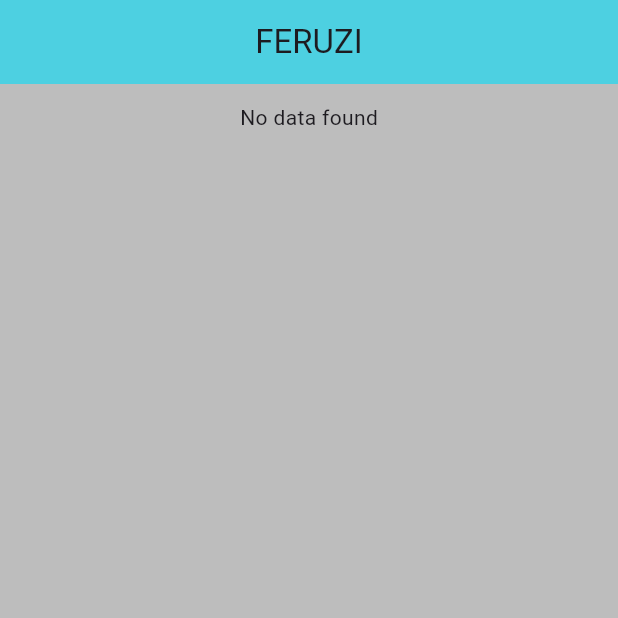
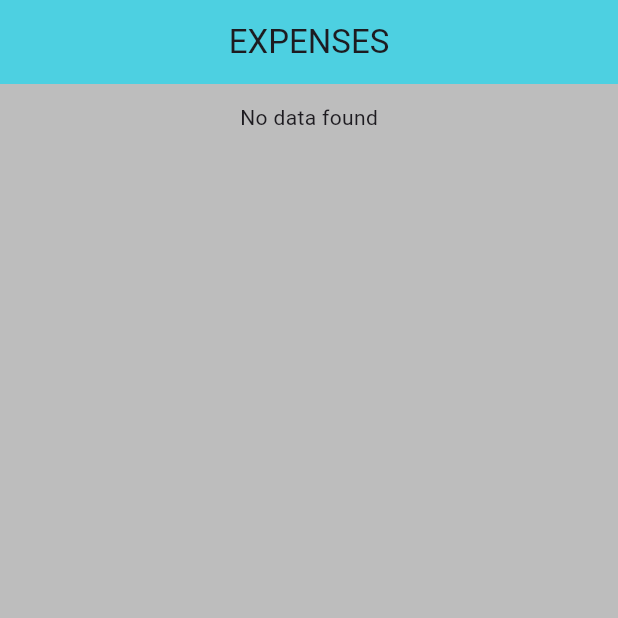
Before and after one commit to sikatenda/crud_with_a_list, a Flutter app: the screen it shows after launch, on a phone screen of 412 x 824 dp, the top half of it. Run offline on Flutter 3.47's test engine with Material 3 defaults, Android fonts, the phone set to English and light mode, and no system bars.

Commit message:
comments
writing comments as I'm moving to another project

```diff
--- a/app1/lib/main.dart
+++ b/app1/lib/main.dart
@@ -12,8 +12,11 @@ class MyWidget extends StatefulWidget {
 }
 
 class _MyWidgetState extends State<MyWidget> {
+  //text edit controller for expense name
   TextEditingController nameController = TextEditingController();
+  //text edit controller for expense amount
   TextEditingController amoutController = TextEditingController();
+  //list of expenses
   List<Expenses> expenses = List.empty(growable: true);
 
   int Index = -1;
@@ -24,11 +27,13 @@ class _MyWidgetState extends State<MyWidget> {
         context: context,
         builder: (context) {
           return AlertDialog(
+              //dialog box to create a new record
               title: const Text('New Record'),
               content: Column(
                 children: [
                   Padding(
                     padding: const EdgeInsets.all(8.0),
+                    //input environment for the user to input the expense name
                     child: TextField(
                       controller: nameController,
                       decoration: const InputDecoration(
@@ -40,8 +45,10 @@ class _MyWidgetState extends State<MyWidget> {
                   ),
                   Padding(
                     padding: const EdgeInsets.all(8.0),
+                    //input environment for the user to input the expense amount
                     child: TextField(
                       controller: amoutController,
+                      //get the input numbers only from the keyboard
                       keyboardType: TextInputType.number,
                       maxLength: 15,
                       decoration: const InputDecoration(
@@ -57,6 +64,7 @@ class _MyWidgetState extends State<MyWidget> {
                 Row(
                   mainAxisAlignment: MainAxisAlignment.center,
                   children: [
+                    //button to save the user input
                     ElevatedButton(
                       onPressed: () {
                         String name = nameController.text.trim();
@@ -85,6 +93,7 @@ class _MyWidgetState extends State<MyWidget> {
                       width: 12,
                     ),
                     ElevatedButton(
+                      //button to cancel the capturing process and close the dialog box
                       onPressed: () {
                         Navigator.of(context).pop();
                       },
@@ -105,11 +114,13 @@ class _MyWidgetState extends State<MyWidget> {
         context: context,
         builder: (context) {
           return AlertDialog(
+              //dialog box to update an existing record
               title: const Text('Update Record'),
               content: Column(
                 children: [
                   Padding(
                     padding: const EdgeInsets.all(8.0),
+                    //input envoronment to update the name of the record
                     child: TextField(
                       controller: nameController,
                       decoration: const InputDecoration(
@@ -120,6 +131,7 @@ class _MyWidgetState extends State<MyWidget> {
                   ),
                   Padding(
                     padding: const EdgeInsets.all(8.0),
+                    //input envoronment to update the amount of the record
                     child: TextField(
                       controller: amoutController,
                       keyboardType: TextInputType.number,
@@ -136,6 +148,7 @@ class _MyWidgetState extends State<MyWidget> {
                 Row(
                   mainAxisAlignment: MainAxisAlignment.center,
                   children: [
+                    //button to update an existing record
                     ElevatedButton(
                       onPressed: () {
                         String name = nameController.text.trim();
@@ -162,6 +175,7 @@ class _MyWidgetState extends State<MyWidget> {
                     const SizedBox(
                       width: 4,
                     ),
+                    //button to cancel the updating process and close the dialog box
                     ElevatedButton(
                       onPressed: () {
                         Navigator.of(context).pop();
@@ -184,10 +198,11 @@ class _MyWidgetState extends State<MyWidget> {
         home: Scaffold(
           appBar: AppBar(
             title: const Center(
-              child: Text("FERUZI"),
+              child: Text("EXPENSES"), //the app title
             ),
             backgroundColor: Colors.cyan[300],
           ),
+          //button to open the dialog box for creating a new record
           floatingActionButton: FloatingActionButton(
             onPressed: createRecord,
             child: const Icon(Icons.add),
@@ -197,6 +212,7 @@ class _MyWidgetState extends State<MyWidget> {
               const SizedBox(
                 height: 12,
               ),
+              //display "No data found" when list is empty
               expenses.isEmpty
                   ? const Row(
                       mainAxisAlignment: MainAxisAlignment.center,
@@ -205,6 +221,7 @@ class _MyWidgetState extends State<MyWidget> {
                       ],
                     )
                   : Expanded(
+                      //list view builder
                       child: ListView.builder(
                         itemCount: expenses.length,
                         itemBuilder: (context, index) => getList(index),
@@ -220,6 +237,7 @@ class _MyWidgetState extends State<MyWidget> {
     return Card(
       child: Column(
         children: [
+          //listile
           ListTile(
               leading: CircleAvatar(
                 backgroundColor: index % 2 == 0 ? Colors.amber : Colors.blue,
@@ -252,6 +270,7 @@ class _MyWidgetState extends State<MyWidget> {
               trailing: Wrap(
                 alignment: WrapAlignment.end,
                 children: [
+                  //icon to open a dialog box and update an exixting record
                   IconButton(
                       onPressed: () {
                         nameController.text = expenses[index].name;
@@ -263,6 +282,7 @@ class _MyWidgetState extends State<MyWidget> {
                         });
                       },
                       icon: const Icon(Icons.edit)),
+                  //icon to delete an exixting record
                   IconButton(
                       onPressed: () {
                         setState(() {
```
